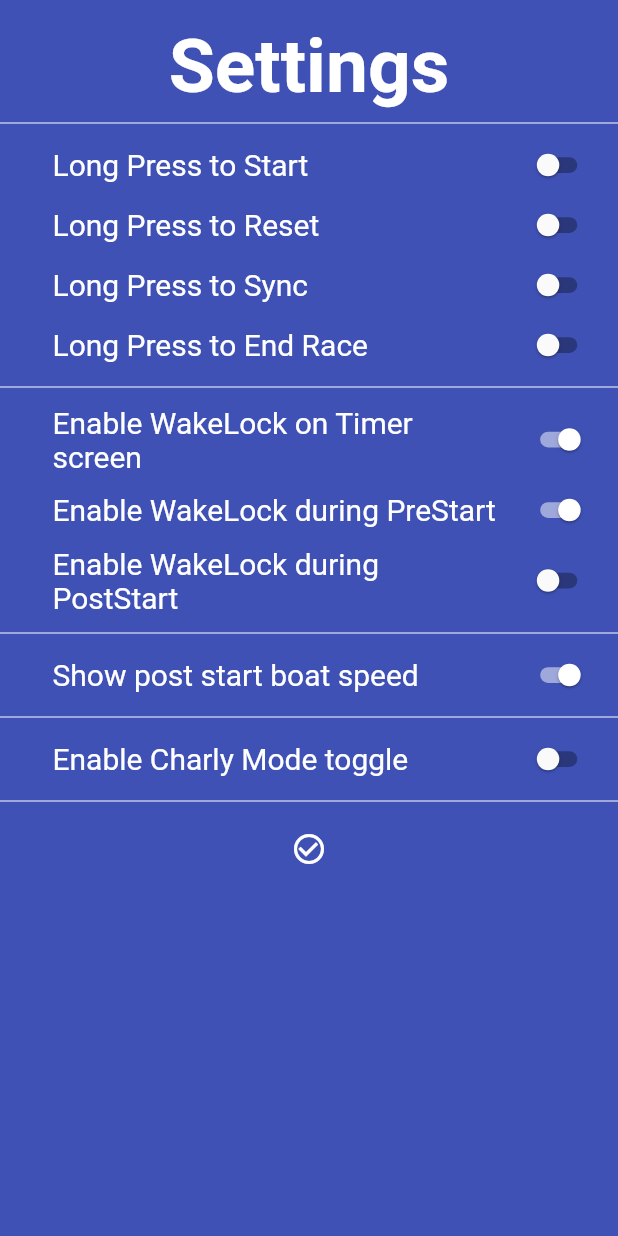
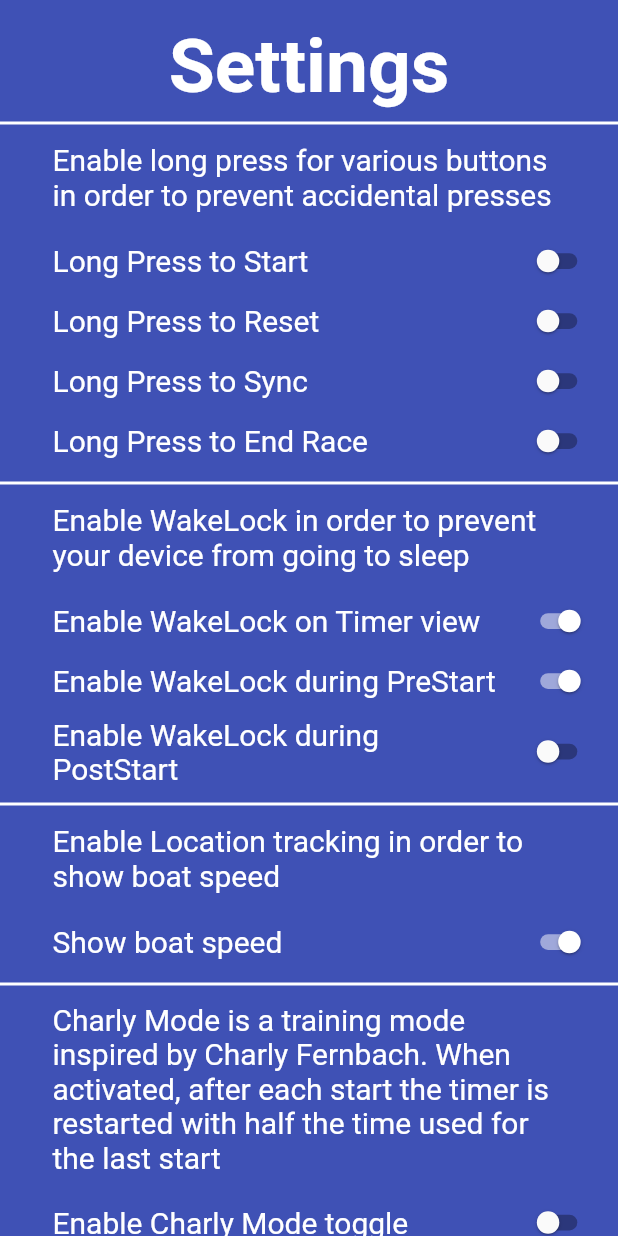
Before and after one commit to masus04/regatta-timer, a Flutter app: the SettingsView screen opened by its route, on a phone screen of 412 x 824 dp. Run offline on Flutter 3.47's test engine with Material 2 defaults, Android fonts, the phone set to English and light mode, and no system bars; our stand-ins replace copy_with_extension, geolocator, google_fonts, hooks_riverpod, numberpicker, shared_preferences and 2 more; accounts and stored records are empty; Roboto replaces fonts that are missing (Ubuntu).

Commit message:
Improved Settings

```diff
--- a/lib/views/settings/view_settings.dart
+++ b/lib/views/settings/view_settings.dart
@@ -4,6 +4,8 @@ import 'package:regatta_timer/providers/settings_provider.dart';
 import 'package:regatta_timer/views/settings/widget_boolean_settings.dart';
 
 class SettingsView extends HookConsumerWidget {
+  final divider = const Divider(color: Colors.white, thickness: 2);
+
   const SettingsView({super.key});
 
   @override
@@ -19,11 +21,13 @@ class SettingsView extends HookConsumerWidget {
               textAlign: TextAlign.center,
               style: Theme.of(context).textTheme.labelLarge,
             ),
-            const Divider(color: Colors.white),
+            divider,
+            const SettingsText(text: "Enable long press for various buttons in order to prevent accidental presses"),
             BooleanSetting(
               text: "Long Press to Start",
               value: ref.watch(settingsProvider).longPressToStart,
               onChanged: (newValue) => ref.read(settingsProvider.notifier).setLongPressToStart(newValue),
+              toolTipText: "Text",
             ),
             BooleanSetting(
               text: "Long Press to Reset",
@@ -40,9 +44,10 @@ class SettingsView extends HookConsumerWidget {
               value: ref.watch(settingsProvider).longPressToResetPostStart,
               onChanged: (newValue) => ref.read(settingsProvider.notifier).setLongPressToResetPostStart(newValue),
             ),
-            const Divider(color: Colors.white),
+            divider,
+            const SettingsText(text: "Enable WakeLock in order to prevent your device from going to sleep"),
             BooleanSetting(
-              text: "Enable WakeLock on Timer screen",
+              text: "Enable WakeLock on Timer view",
               value: ref.watch(settingsProvider).timerSelectionWakelockEnabled,
               onChanged: (newValue) => ref.read(settingsProvider.notifier).setTimerSelectionWakelockEnabled(newValue),
             ),
@@ -56,13 +61,18 @@ class SettingsView extends HookConsumerWidget {
               value: ref.watch(settingsProvider).postStartWakelockEnabled,
               onChanged: (newValue) => ref.read(settingsProvider.notifier).setPostStartWakelockEnabled(newValue),
             ),
-            const Divider(color: Colors.white),
+            divider,
+            const SettingsText(text: "Enable Location tracking in order to show boat speed"),
             BooleanSetting(
-              text: "Show post start boat speed",
+              text: "Show boat speed",
               value: ref.watch(settingsProvider).showPostStartBoatSpeed,
               onChanged: (newValue) => ref.read(settingsProvider.notifier).setShowPostStartBoatSpeed(newValue),
             ),
-            const Divider(color: Colors.white),
+            divider,
+            const SettingsText(
+              text:
+                  "Charly Mode is a training mode inspired by Charly Fernbach. When activated, after each start the timer is restarted with half the time used for the last start",
+            ),
             BooleanSetting(
               text: "Enable Charly Mode toggle",
               value: ref.read(settingsProvider).charlyModeToggleEnabled,
@@ -70,7 +80,7 @@ class SettingsView extends HookConsumerWidget {
             ),
             // TODO: Add BoatSpeedUnit selector setting
 
-            // const Divider(color: Colors.white),
+            // divider,
             // SelectFromListSetting(
             //   text: "Start Time Options",
             //   onPressed: () => ref.read(appViewProvider.notifier).enterStartTimeSettingsState(context),
@@ -79,7 +89,7 @@ class SettingsView extends HookConsumerWidget {
             //   text: "Vibration Alerts",
             //   onPressed: () => ref.read(appViewProvider.notifier).enterVibrationAlertSettingsState(context),
             // ),
-            const Divider(color: Colors.white),
+            divider,
             IconButton(
               onPressed: onReturnPressed(context),
               icon: const Icon(Icons.check_circle_outline, color: Colors.white),
@@ -96,3 +106,24 @@ class SettingsView extends HookConsumerWidget {
     };
   }
 }
+
+class SettingsText extends StatelessWidget {
+  final String text;
+
+  const SettingsText({super.key, required this.text});
+
+  @override
+  Widget build(BuildContext context) {
+    return ListTile(
+      contentPadding: const EdgeInsets.only(left: 35, right: 35, bottom: 8),
+      // leading: const Icon(
+      //   Icons.info_outline,
+      //   color: Colors.white,
+      // ),
+      title: Text(
+        text,
+        style: Theme.of(context).textTheme.labelMedium,
+      ),
+    );
+  }
+}
--- a/lib/views/settings/widget_boolean_settings.dart
+++ b/lib/views/settings/widget_boolean_settings.dart
@@ -7,6 +7,8 @@ class BooleanSetting extends HookConsumerWidget {
 
   final void Function(bool) onChanged;
 
+  final String? toolTipText;
+
   final double switchScale;
   final EdgeInsetsGeometry contentPadding;
 
@@ -15,6 +17,7 @@ class BooleanSetting extends HookConsumerWidget {
     required this.text,
     required this.value,
     required this.onChanged,
+    this.toolTipText,
     this.switchScale = 0.75,
     this.contentPadding = const EdgeInsets.only(left: 35, right: 10),
   });
```
